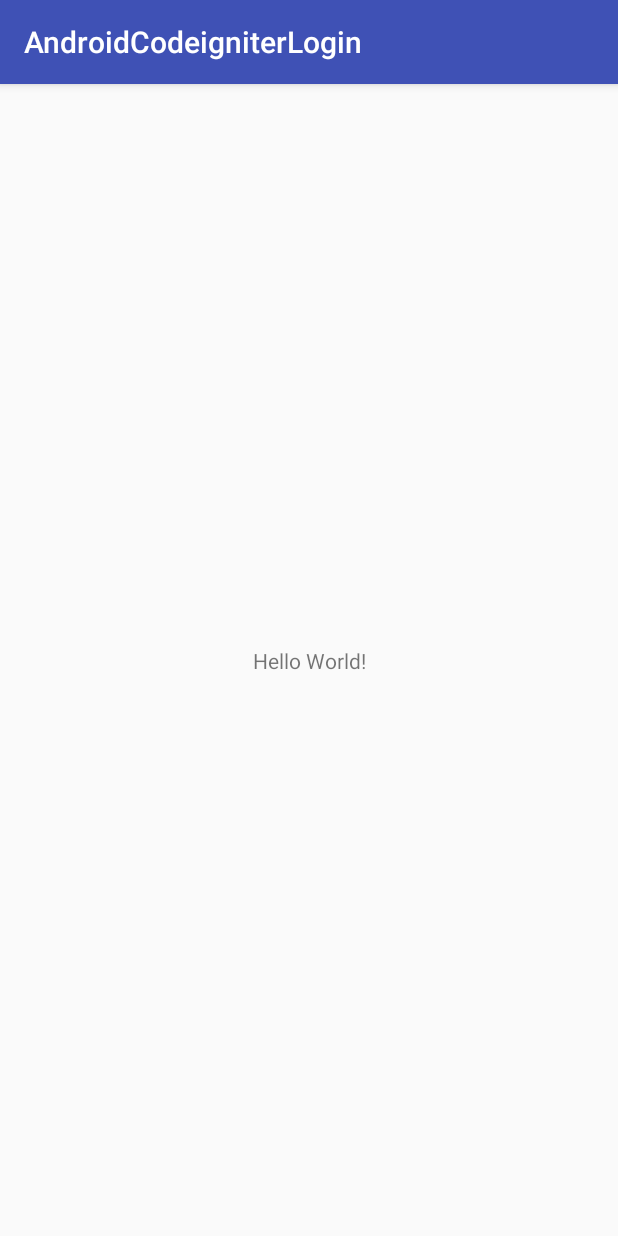
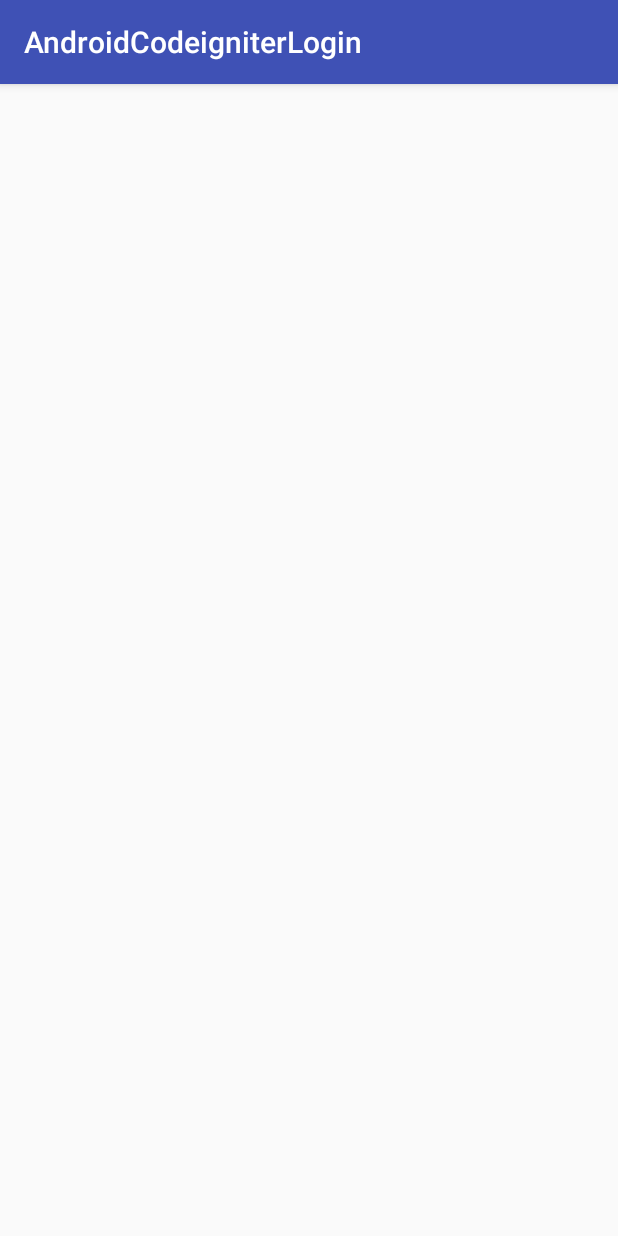
Before and after one commit to mahmudinm/android-retrofit-codeigniter-login, an Android app: the screen it shows after launch (MainActivity), on a phone screen of 412 x 824 dp. Run offline under Robolectric (Android 15) with nearby library versions, the phone set to English and light mode, and no system bars.

Commit message:
setup gradle lagi

```diff
--- a/app/build.gradle
+++ b/app/build.gradle
@@ -25,6 +25,8 @@
         exclude group: 'com.android.support', module: 'support-annotations'
     })
     compile 'com.android.support:appcompat-v7:25.3.0'
+    compile 'com.android.support:support-v4:25.3.0'
+    compile 'com.android.support:design:25.3.0'
     compile 'com.android.support.constraint:constraint-layout:1.0.2'
     compile 'com.squareup.retrofit2:retrofit:2.1.0'
     compile 'com.squareup.retrofit2:converter-gson:2.1.0'
--- a/app/src/main/res/layout/activity_main.xml
+++ b/app/src/main/res/layout/activity_main.xml
@@ -1,5 +1,6 @@
 <?xml version="1.0" encoding="utf-8"?>
-<android.support.constraint.ConstraintLayout
+<LinearLayout
+    android:orientation="vertical"
     xmlns:android="http://schemas.android.com/apk/res/android"
     xmlns:app="http://schemas.android.com/apk/res-auto"
     xmlns:tools="http://schemas.android.com/tools"
@@ -7,13 +8,6 @@
     android:layout_height="match_parent"
     tools:context="com.example.mahmudinm.androidcodeigniterlogin.MainActivity">
 
-    <TextView
-        android:layout_width="wrap_content"
-        android:layout_height="wrap_content"
-        android:text="Hello World!"
-        app:layout_constraintBottom_toBottomOf="parent"
-        app:layout_constraintLeft_toLeftOf="parent"
-        app:layout_constraintRight_toRightOf="parent"
-        app:layout_constraintTop_toTopOf="parent"/>
 
-</android.support.constraint.ConstraintLayout>
+
+</LinearLayout>
```
